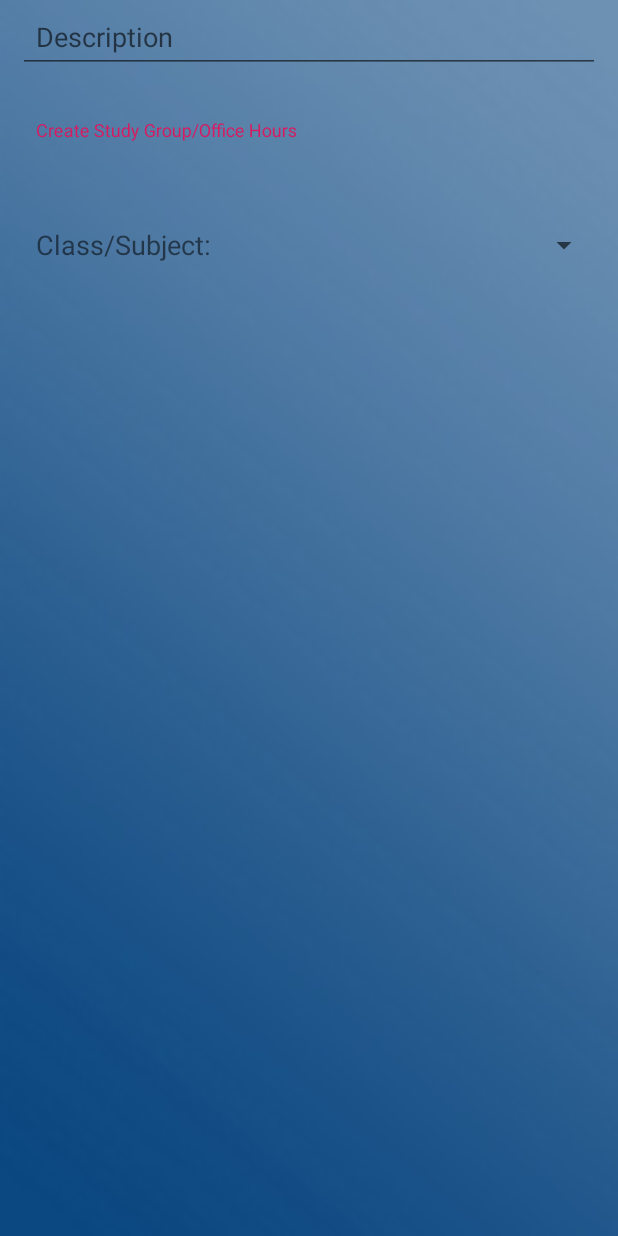
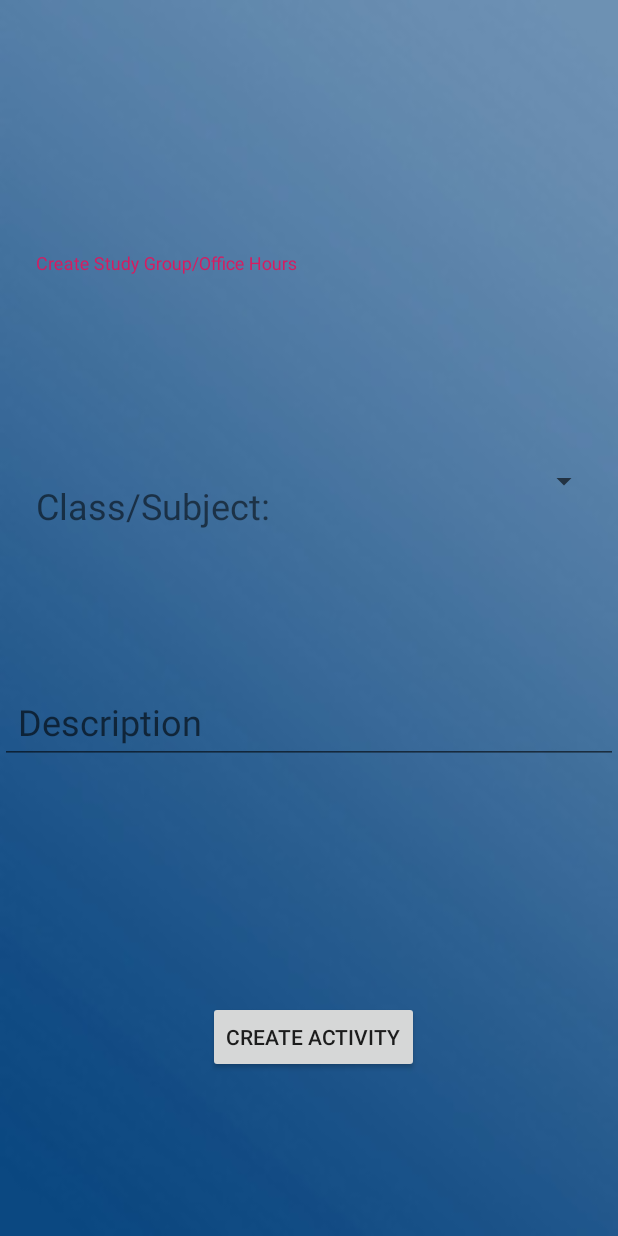
Before and after one commit to Rafoto/TeaTime, an Android app: the layout fragment_create_event.xml on its own in the app's theme, with its tools: preview values and no code run, on a phone screen of 412 x 824 dp. Run offline under Robolectric (Android 15) with nearby library versions, the phone set to English and light mode, and no system bars.

Commit message:
Update create_event page

```diff
--- a/app/src/main/res/layout/fragment_create_event.xml
+++ b/app/src/main/res/layout/fragment_create_event.xml
@@ -11,13 +11,14 @@
         android:id="@+id/textInputLayout2"
         android:layout_width="match_parent"
         android:layout_height="wrap_content"
-        android:layout_marginTop="80dp"
-        app:layout_constraintTop_toTopOf="parent">
+        app:layout_constraintBottom_toBottomOf="parent"
+        app:layout_constraintTop_toTopOf="parent"
+        app:layout_constraintVertical_bias="0.22000003">
 
         <com.google.android.material.textfield.TextInputEditText
             android:id="@+id/editTextEmailAddress"
             android:layout_width="match_parent"
-            android:layout_height="wrap_content"
+            android:layout_height="46dp"
             android:layout_marginStart="12dp"
             android:layout_marginTop="16dp"
             android:layout_marginEnd="12dp"
@@ -26,6 +27,7 @@
             android:ems="10"
             android:hint="Create Study Group/Office Hours"
             android:padding="12dp"
+            android:textColor="#FFFFFF"
             android:textColorHint="#fff" />
     </com.google.android.material.textfield.TextInputLayout>
 
@@ -43,14 +45,15 @@
         android:layout_width="0dp"
         android:layout_height="wrap_content"
         android:layout_marginStart="12dp"
-        android:layout_marginTop="12dp"
         android:layout_marginEnd="12dp"
         android:hint="Choose your class"
+        android:padding="12dp"
         android:textSize="18sp"
-        android:padding="12dp"
+        app:layout_constraintBottom_toTopOf="@+id/CreateEventButton"
         app:layout_constraintEnd_toEndOf="parent"
         app:layout_constraintStart_toEndOf="@+id/tvClassName"
-        app:layout_constraintTop_toBottomOf="@+id/textInputLayout2" />
+        app:layout_constraintTop_toTopOf="parent"
+        app:layout_constraintVertical_bias="0.48000002" />
 
     <TextView
         android:id="@+id/tvClassName"
@@ -60,23 +63,37 @@
         android:layout_marginBottom="8dp"
         android:padding="12dp"
         android:text="Class/Subject:"
-        android:textSize="18sp"
+        android:textSize="24sp"
         app:layout_constraintBottom_toBottomOf="@+id/spinner"
         app:layout_constraintStart_toStartOf="parent"
         app:layout_constraintTop_toTopOf="@+id/spinner"
-        app:layout_constraintVertical_bias="0.406" />
+        app:layout_constraintVertical_bias="0.0" />
 
     <com.google.android.material.textfield.TextInputEditText
+        android:id="@+id/textInputEditText"
         android:layout_width="match_parent"
         android:layout_height="wrap_content"
         android:drawablePadding="12dp"
         android:ems="10"
-        android:layout_marginStart="12dp"
-        android:layout_marginTop="16dp"
-        android:layout_marginEnd="12dp"
         android:hint="Description"
         android:padding="12dp"
-        tools:layout_editor_absoluteX="0dp"
-        tools:layout_editor_absoluteY="187dp" />
+        android:textColor="#FFFFFF"
+        android:textSize="24sp"
+        app:layout_constraintBottom_toBottomOf="parent"
+        app:layout_constraintTop_toTopOf="parent"
+        app:layout_constraintVertical_bias="0.59000003"
+        tools:layout_editor_absoluteX="0dp" />
+
+    <Button
+        android:id="@+id/CreateEventButton"
+        android:layout_width="wrap_content"
+        android:layout_height="wrap_content"
+        android:text="Create activity"
+        app:layout_constraintBottom_toBottomOf="parent"
+        app:layout_constraintEnd_toEndOf="parent"
+        app:layout_constraintHorizontal_bias="0.51"
+        app:layout_constraintStart_toStartOf="parent"
+        app:layout_constraintTop_toTopOf="parent"
+        app:layout_constraintVertical_bias="0.86" />
 
 </androidx.constraintlayout.widget.ConstraintLayout>
```
